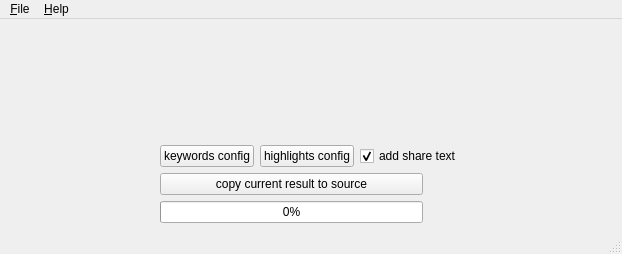
skfuntips/skfuntips, file src/gui/MainFrame.ui: the form before one commit.
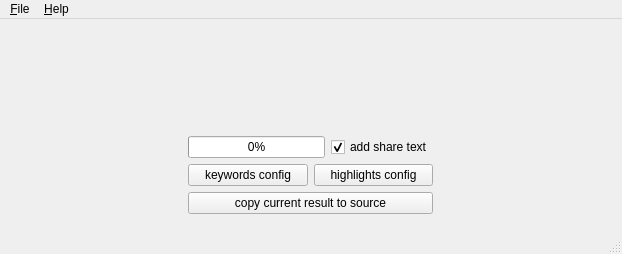
The form after the commit. Icons and pictures are not drawn.

What changed in the file:
```diff
--- a/src/gui/MainFrame.ui
+++ b/src/gui/MainFrame.ui
@@ -37,18 +37,26 @@
          </spacer>
         </item>
         <item>
-         <layout class="QHBoxLayout" name="horizontalLayout">
-          <item>
-           <widget class="QPushButton" name="pushButton_guanJianCiKu">
-            <property name="text">
-             <string>keywords config</string>
-            </property>
-           </widget>
-          </item>
+         <widget class="QWidget" name="widget" native="true">
+          <property name="maximumSize">
+           <size>
+            <width>263</width>
+            <height>16777215</height>
+           </size>
+          </property>
+          <layout class="QVBoxLayout" name="verticalLayout_3">
           <item>
-           <widget class="QPushButton" name="pushButton_gaoLiangCiKu">
-            <property name="text">
-             <string>highlights config</string>
+            <layout class="QHBoxLayout" name="horizontalLayout_3">
+             <item>
+              <widget class="QProgressBar" name="progressBar">
+               <property name="maximumSize">
+                <size>
+                 <width>263</width>
+                 <height>16777215</height>
+                </size>
+               </property>
+               <property name="value">
+                <number>0</number>
             </property>
            </widget>
           </item>
@@ -65,7 +73,25 @@
          </layout>
         </item>
         <item>
-         <widget class="QPushButton" name="pushButton_zaiCi">
+            <layout class="QHBoxLayout" name="horizontalLayout_2">
+             <item>
+              <widget class="QPushButton" name="pushButton_guanJianCiKu">
+               <property name="text">
+                <string>keywords config</string>
+               </property>
+              </widget>
+             </item>
+             <item>
+              <widget class="QPushButton" name="pushButton_gaoLiangCiKu">
+               <property name="text">
+                <string>highlights config</string>
+               </property>
+              </widget>
+             </item>
+            </layout>
+           </item>
+           <item>
+            <widget class="QPushButton" name="pushButton_again">
           <property name="maximumSize">
            <size>
             <width>263</width>
@@ -77,17 +103,7 @@
           </property>
          </widget>
         </item>
-        <item>
-         <widget class="QProgressBar" name="progressBar">
-          <property name="maximumSize">
-           <size>
-            <width>263</width>
-            <height>16777215</height>
-           </size>
-          </property>
-          <property name="value">
-           <number>0</number>
-          </property>
+          </layout>
          </widget>
         </item>
        </layout>
```
Left out of the diff: 14 changed lines with no effect on the pictures. Lines whose indentation alone changed are shown as unchanged.
